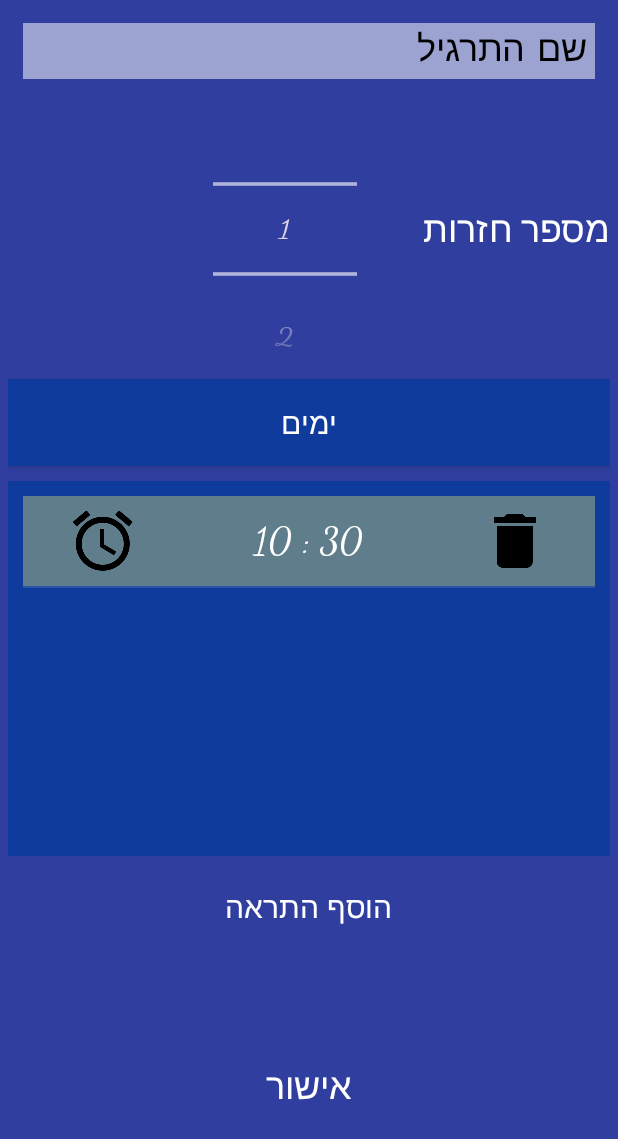
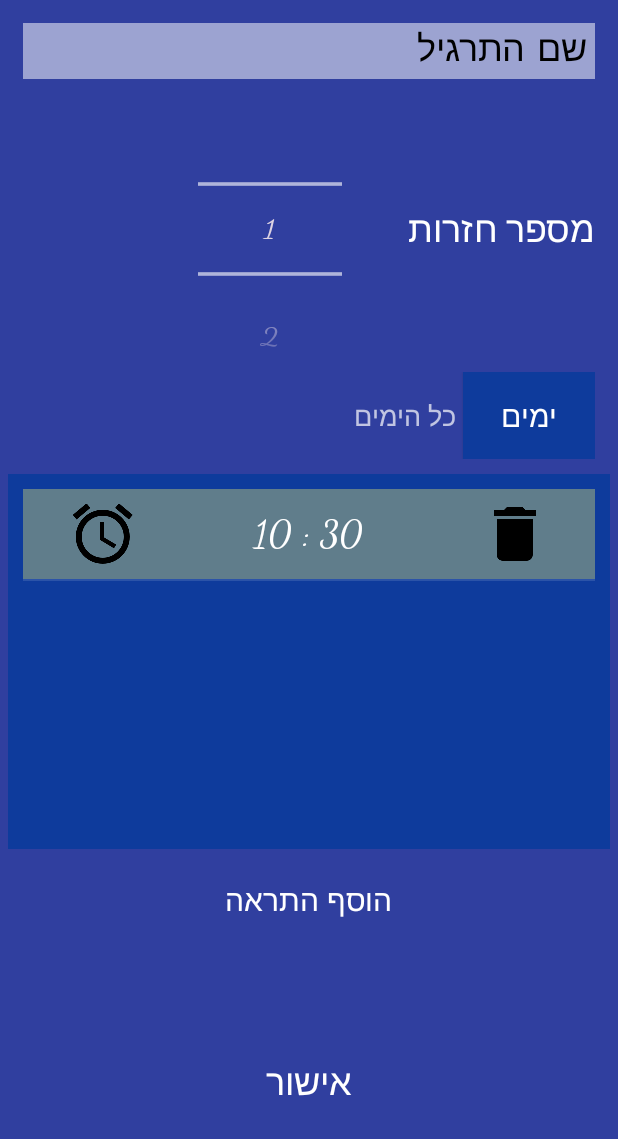
Before and after one commit to edenkes/Medico, an Android app: the VideoData screen opened directly, with no data from a screen before it, on a phone screen of 412 x 824 dp. Shown: the top 1139 px of the screen. Run offline under Robolectric (Android 15) with nearby library versions, the light colour scheme and no system bars.

Commit message:
Indicator for currently selected days in Video Data page

```diff
--- a/app/src/main/res/layout/exercises_data.xml
+++ b/app/src/main/res/layout/exercises_data.xml
@@ -18,7 +18,7 @@
         android:hint="@string/exercise_name_hint"
         android:inputType="textCapWords"
         android:maxLines="1"
-        android:paddingRight="5sp"
+        android:paddingStart="5sp"
         android:textColor="@color/textColor"
         android:textColorHint="@color/textColor"
         android:textSize="24sp" />
@@ -26,6 +26,7 @@
     <LinearLayout
         android:layout_width="match_parent"
         android:layout_height="wrap_content"
+        android:layout_marginStart="10sp"
         android:orientation="horizontal">
 
         <TextView
@@ -48,17 +49,35 @@
 
     </LinearLayout>
 
-    <Button
-        android:id="@+id/btChangeFrequency"
+    <LinearLayout
         android:layout_width="match_parent"
         android:layout_height="wrap_content"
-        android:layout_marginTop="10sp"
-        android:padding="15sp"
-        android:background="@color/colorDarkBlue"
-        android:textColor="@color/colorWhite"
-        android:textSize="20sp"
-        android:visibility="visible"
-        android:text="@string/select_days" />
+        android:layout_marginStart="10sp"
+        android:layout_marginTop="5sp"
+        android:orientation="horizontal">
+
+        <Button
+            android:id="@+id/btChangeFrequency"
+            android:layout_width="wrap_content"
+            android:layout_height="match_parent"
+            android:background="@color/colorDarkBlue"
+            android:padding="15sp"
+            android:text="@string/select_days"
+            android:textColor="@color/colorWhite"
+            android:textSize="20sp"
+            android:visibility="visible" />
+
+        <TextView
+            android:id="@+id/lblSelectedDays"
+            android:layout_width="wrap_content"
+            android:layout_height="match_parent"
+            android:layout_marginStart="5sp"
+            android:gravity="center_vertical"
+            android:text="@string/all_days"
+            android:textAlignment="center"
+            android:textSize="18sp" />
+
+    </LinearLayout>
 
     <ListView
         android:id="@+id/listChangeTime"
--- a/app/src/main/res/values/strings.xml
+++ b/app/src/main/res/values/strings.xml
@@ -33,4 +33,6 @@
     <string name="btn_add_alert">הוסף התראה</string>
     <string name="exercise_name_hint">שם התרגיל</string>
     <string name="all_alerts_deleted">כל ההתרעות הוסרו</string>
+    <string name="all_days">כל הימים</string>
+    <string name="error_must_select_one_day">יש לבחור יום אחד לפחות</string>
 </resources>
```
Also changed, not shown: app/src/main/java/bredesh/medico/Camera/VideoData.java (+50 -9 lines).
